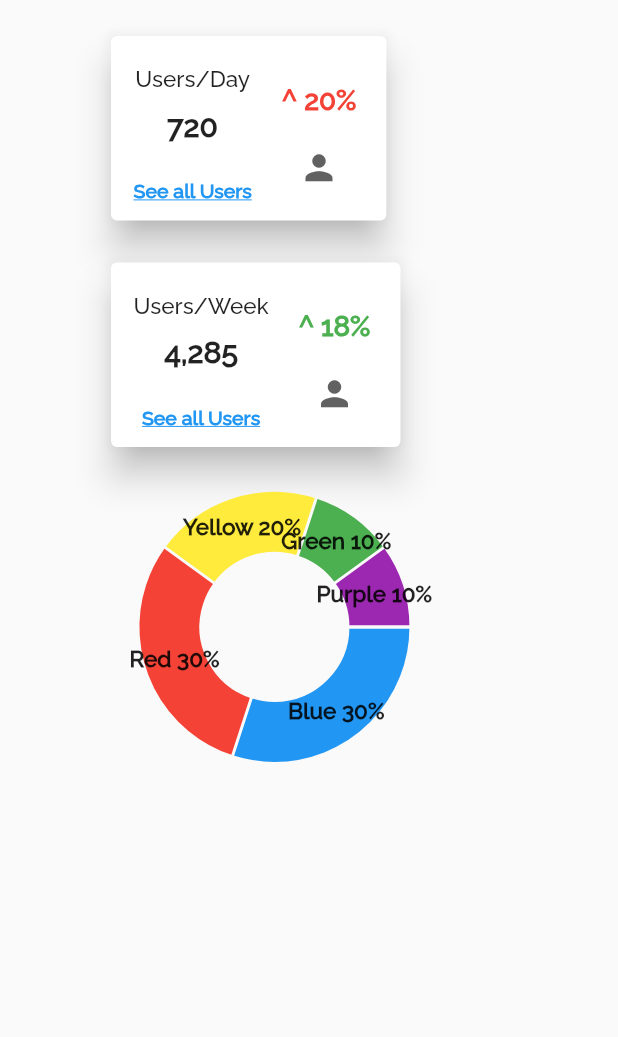
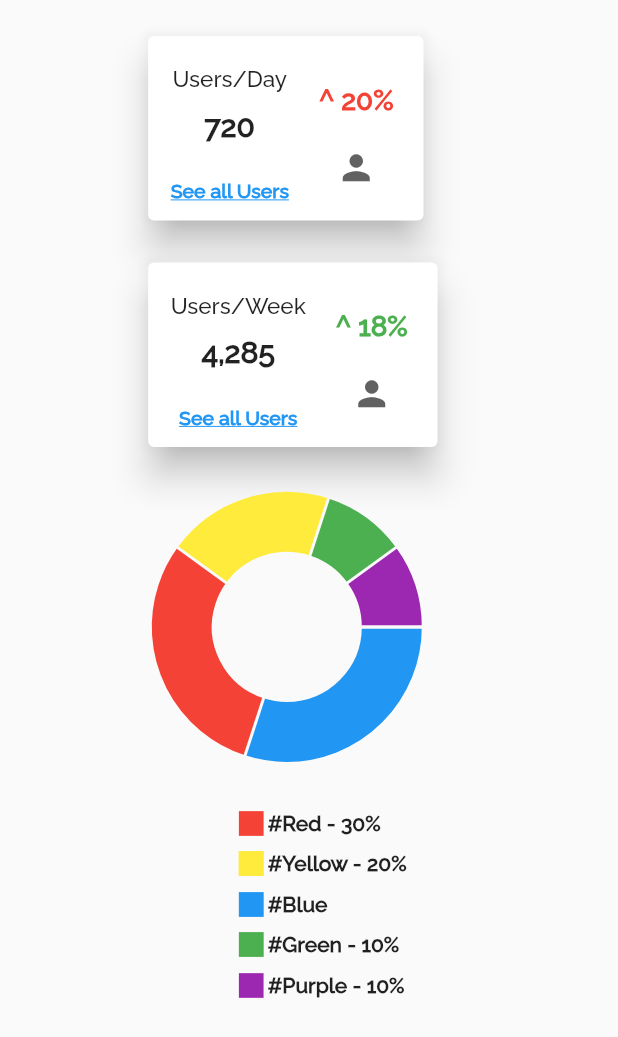
Before and after one commit to Nader-Youhanna/Twitter-App-Flutter, a Flutter app: the AdminViewDashBoard widget shown alone on an empty page, opened directly, on a phone screen of 412 x 824 dp. Shown: the top 1037 px of the screen. Run offline on Flutter 3.47's test engine with Material 2 defaults, Android fonts, the phone set to English and light mode, and no system bars; drawn by our look-alikes of fl_chart, overlay_support; our stand-ins replace country_code_picker, csc_picker, firebase_auth, firebase_core, firebase_messaging, flutter_chat_ui and 6 more; missing offline and left inert: country_state_city_pro, flutter_verification_code; accounts and stored records are empty; network calls fail.

Commit message:
Added legend to Pie Chart

```diff
--- a/android_app/lib/widgets/Admin View/admin_view_dashboard.dart
+++ b/android_app/lib/widgets/Admin View/admin_view_dashboard.dart
@@ -13,11 +13,11 @@ class Data {
 
 class PieData {
   static List<Data> data = [
-    Data(name: 'Blue', percent: 30, color: Colors.blue),
-    Data(name: 'Red', percent: 30, color: Colors.red),
-    Data(name: 'Yellow', percent: 20, color: Colors.yellow),
-    Data(name: 'Green', percent: 10, color: Colors.green),
-    Data(name: 'Purple', percent: 10, color: Colors.purple),
+    Data(name: '', percent: 30, color: Colors.blue),
+    Data(name: '', percent: 30, color: Colors.red),
+    Data(name: '', percent: 20, color: Colors.yellow),
+    Data(name: '', percent: 10, color: Colors.green),
+    Data(name: '', percent: 10, color: Colors.purple),
   ];
 }
 
@@ -29,7 +29,8 @@ class AdminViewDashBoard extends StatelessWidget {
           final value = PieChartSectionData(
             color: data.color,
             value: data.percent,
-            title: '${data.name} ${data.percent.toStringAsFixed(0)}%',
+            //title: '${data.name} ${data.percent.toStringAsFixed(0)}%',
+            title: '',
             titleStyle: const TextStyle(
               fontFamily: 'RalewayMedium',
               fontWeight: FontWeight.bold,
@@ -51,7 +52,7 @@ class AdminViewDashBoard extends StatelessWidget {
         const SizedBox(height: 20),
         Row(
           children: <Widget>[
-            const SizedBox(width: 70),
+            SizedBox(width: screenWidth * 0.23),
             StatisticsCard(
               title: 'Users/Day',
               value: '720',
@@ -63,7 +64,7 @@ class AdminViewDashBoard extends StatelessWidget {
         const SizedBox(height: 20),
         Row(
           children: <Widget>[
-            const SizedBox(width: 70),
+            SizedBox(width: screenWidth * 0.23),
             StatisticsCard(
               title: 'Users/Week',
               value: '4,285',
@@ -75,7 +76,7 @@ class AdminViewDashBoard extends StatelessWidget {
         SizedBox(height: screenHeight * 0.08),
         Row(
           children: [
-            SizedBox(width: screenWidth * 0.08),
+            SizedBox(width: screenWidth * 0.1),
             Container(
               width: 300,
               height: 100,
@@ -88,6 +89,76 @@ class AdminViewDashBoard extends StatelessWidget {
             )
           ],
         ),
+        const SizedBox(height: 70),
+        Row(
+          children: [
+            SizedBox(width: screenWidth * 0.38),
+            const Icon(Icons.square, color: Colors.red, size: 22),
+            const Text(
+              '#Red - 30%',
+              style: TextStyle(
+                fontFamily: 'RalewayMedium',
+                fontWeight: FontWeight.bold,
+              ),
+            ),
+          ],
+        ),
+        const SizedBox(height: 5),
+        Row(
+          children: [
+            SizedBox(width: screenWidth * 0.38),
+            const Icon(Icons.square, color: Colors.yellow, size: 22),
+            const Text(
+              '#Yellow - 20%',
+              style: TextStyle(
+                fontFamily: 'RalewayMedium',
+                fontWeight: FontWeight.bold,
+              ),
+            ),
+          ],
+        ),
+        const SizedBox(height: 5),
+        Row(
+          children: [
+            SizedBox(width: screenWidth * 0.38),
+            const Icon(Icons.square, color: Colors.blue, size: 22),
+            const Text(
+              '#Blue',
+              style: TextStyle(
+                fontFamily: 'RalewayMedium',
+                fontWeight: FontWeight.bold,
+              ),
+            ),
+          ],
+        ),
+        const SizedBox(height: 5),
+        Row(
+          children: [
+            SizedBox(width: screenWidth * 0.38),
+            const Icon(Icons.square, color: Colors.green, size: 22),
+            const Text(
+              '#Green - 10%',
+              style: TextStyle(
+                fontFamily: 'RalewayMedium',
+                fontWeight: FontWeight.bold,
+              ),
+            ),
+          ],
+        ),
+        const SizedBox(height: 5),
+        Row(
+          children: [
+            SizedBox(width: screenWidth * 0.38),
+            const Icon(Icons.square, color: Colors.purple, size: 22),
+            const Text(
+              '#Purple - 10%',
+              style: TextStyle(
+                fontFamily: 'RalewayMedium',
+                fontWeight: FontWeight.bold,
+              ),
+            ),
+          ],
+        ),
       ],
     );
   }
```
